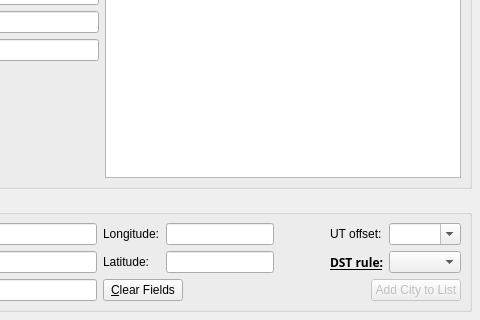
Old version of the form kstars/dialogs/locationdialog.ui in the repository KDE/kstars; both pictures show x 280 to 760 and y 239 to 559 of the 760 by 559 pixel window.
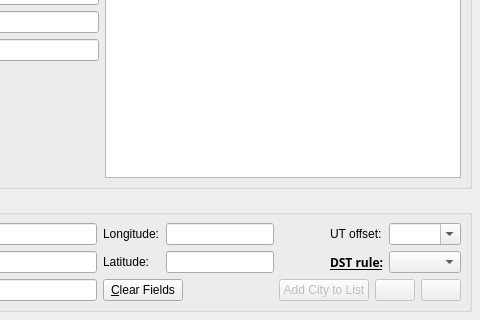
New version of the form. Custom widgets are drawn as their Qt base class.

Patch:
```diff
--- a/kstars/dialogs/locationdialog.ui
+++ b/kstars/dialogs/locationdialog.ui
@@ -385,6 +385,47 @@
             </property>
            </widget>
           </item>
+          <item>
+           <widget class="QPushButton" name="UpdateButton">
+            <property name="enabled">
+             <bool>false</bool>
+            </property>
+            <property name="minimumSize">
+             <size>
+              <width>16</width>
+              <height>16</height>
+             </size>
+            </property>
+            <property name="toolTip">
+             <string>Update City</string>
+            </property>
+            <property name="statusTip">
+             <string/>
+            </property>
+            <property name="text">
+             <string/>
+            </property>
+           </widget>
+          </item>
+          <item>
+           <widget class="QPushButton" name="RemoveButton">
+            <property name="enabled">
+             <bool>false</bool>
+            </property>
+            <property name="minimumSize">
+             <size>
+              <width>16</width>
+              <height>16</height>
+             </size>
+            </property>
+            <property name="toolTip">
+             <string>Remove City</string>
+            </property>
+            <property name="text">
+             <string/>
+            </property>
+           </widget>
+          </item>
          </layout>
         </item>
        </layout>
@@ -395,16 +436,6 @@
   </layout>
  </widget>
  <customwidgets>
-  <customwidget>
-   <class>QComboBox</class>
-   <extends>QComboBox</extends>
-   <header>QComboBox.h</header>
-  </customwidget>
-  <customwidget>
-   <class>QLineEdit</class>
-   <extends>QLineEdit</extends>
-   <header>klineedit.h</header>
-  </customwidget>
   <customwidget>
    <class>dmsBox</class>
    <extends>QLineEdit</extends>
```
Left out of the diff: 132 changed lines with no effect on the pictures.
